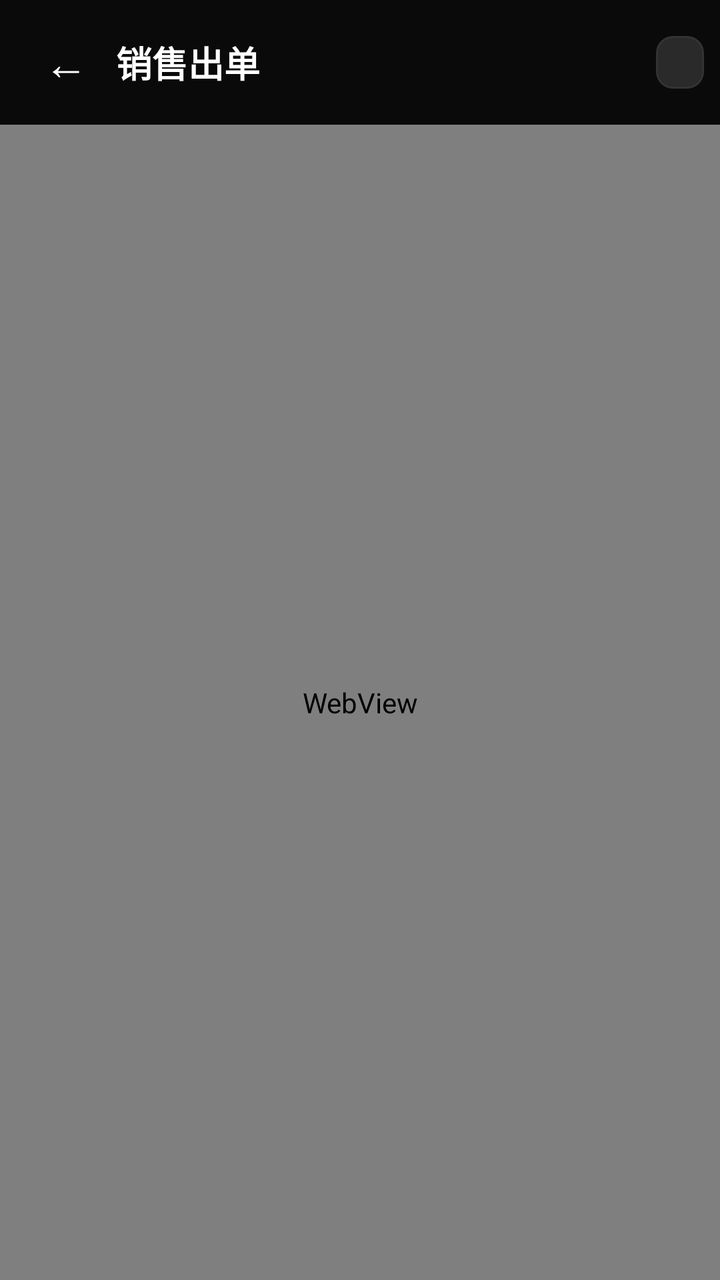
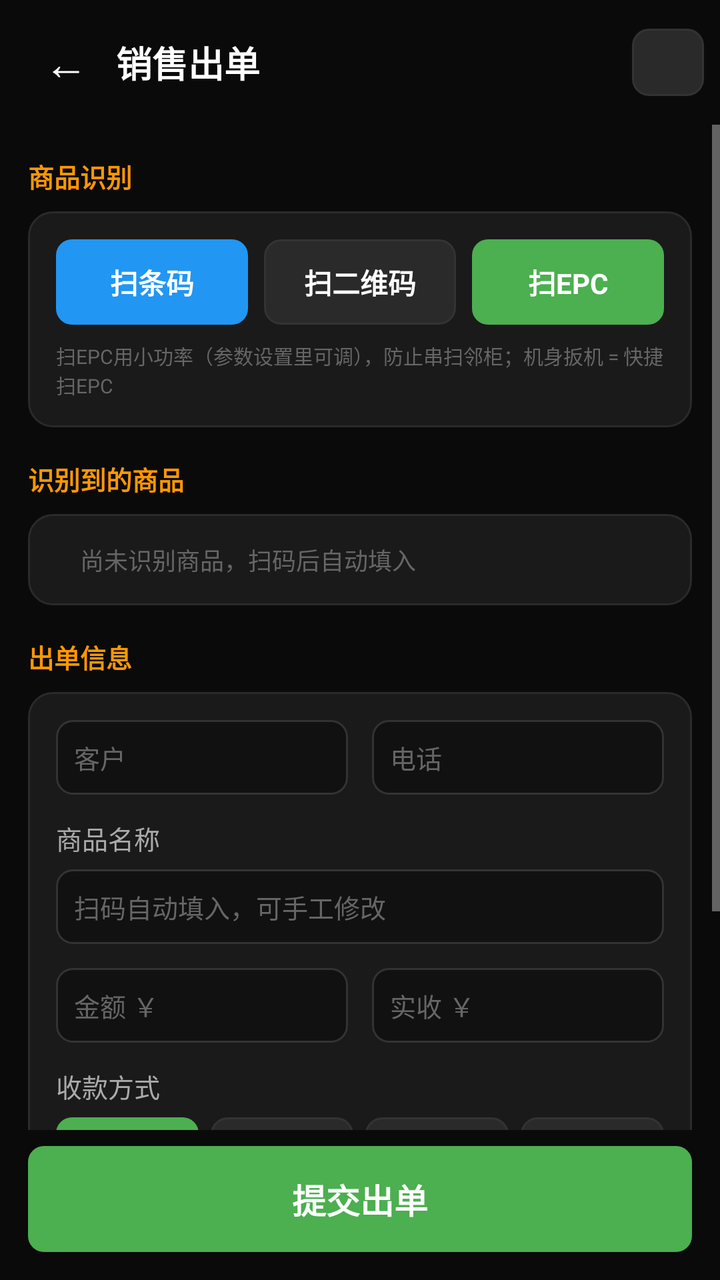

Screens rendered from an Android XML layout before and after an edit, with the pre-edit source and the edit as a unified diff.
<!-- AndroidManifest.xml: application theme Theme.Rfid -->
<!-- res/layout/activity_sale.xml -->
<?xml version="1.0" encoding="utf-8"?>
<LinearLayout xmlns:android="http://schemas.android.com/apk/res/android"
    android:layout_width="match_parent"
    android:layout_height="match_parent"
    android:orientation="vertical"
    android:background="@color/bg"
    android:fitsSystemWindows="true">

    <LinearLayout
        android:layout_width="match_parent"
        android:layout_height="wrap_content"
        android:orientation="horizontal"
        android:gravity="center_vertical"
        android:paddingHorizontal="8dp"
        android:paddingVertical="10dp">

        <TextView
            android:id="@+id/btnSaleBack"
            android:layout_width="wrap_content"
            android:layout_height="wrap_content"
            android:paddingHorizontal="14dp"
            android:paddingVertical="6dp"
            android:text="←"
            android:textColor="@color/text_primary"
            android:textSize="22sp" />

        <TextView
            android:id="@+id/tvWebTitle"
            android:layout_width="0dp"
            android:layout_height="wrap_content"
            android:layout_weight="1"
            android:text="@string/sale_title"
            android:textColor="@color/text_primary"
            android:textSize="18sp"
            android:textStyle="bold" />

        <TextView
            android:id="@+id/tvSalePower"
            android:layout_width="wrap_content"
            android:layout_height="wrap_content"
            android:background="@drawable/bg_btn_dark"
            android:paddingHorizontal="12dp"
            android:paddingVertical="5dp"
            android:textColor="@color/green"
            android:textSize="12sp" />
    </LinearLayout>

    <WebView
        android:id="@+id/webSale"
        android:layout_width="match_parent"
        android:layout_height="0dp"
        android:layout_weight="1" />
</LinearLayout>
<!-- resources referenced by this layout -->
<resources>
  <color name="bg">#0A0A0A</color>
  <color name="card">#1A1A1A</color>
  <!-- unchanged entries left out for length: 8 -->
</resources>

<!-- the commit's change to res/layout/activity_sale.xml (unified diff, before → after) -->
@@ -6,6 +6,7 @@
     android:background="@color/bg"
     android:fitsSystemWindows="true">
 
+    
     <LinearLayout
         android:layout_width="match_parent"
         android:layout_height="wrap_content"
@@ -25,7 +26,6 @@
             android:textSize="22sp" />
 
         <TextView
-            android:id="@+id/tvWebTitle"
             android:layout_width="0dp"
             android:layout_height="wrap_content"
             android:layout_weight="1"
@@ -39,15 +39,319 @@
             android:layout_width="wrap_content"
             android:layout_height="wrap_content"
             android:background="@drawable/bg_btn_dark"
-            android:paddingHorizontal="12dp"
-            android:paddingVertical="5dp"
+            android:paddingHorizontal="18dp"
+            android:paddingVertical="8dp"
             android:textColor="@color/green"
-            android:textSize="12sp" />
+            android:textSize="13sp" />
     </LinearLayout>
 
-    <WebView
-        android:id="@+id/webSale"
+    <ScrollView
         android:layout_width="match_parent"
         android:layout_height="0dp"
-        android:layout_weight="1" />
+        android:layout_weight="1"
+        android:scrollbars="vertical">
+
+        <LinearLayout
+            android:layout_width="match_parent"
+            android:layout_height="wrap_content"
+            android:orientation="vertical"
+            android:paddingHorizontal="14dp"
+            android:paddingBottom="20dp">
+
+            
+            <TextView style="@style/StGroup" android:text="@string/sc_scan_title" />
+            <LinearLayout style="@style/StCard" android:orientation="vertical">
+
+                <LinearLayout
+                    android:layout_width="match_parent"
+                    android:layout_height="wrap_content"
+                    android:orientation="horizontal">
+
+                    <TextView
+                        android:id="@+id/btnScanBarcode"
+                        android:layout_width="0dp"
+                        android:layout_height="wrap_content"
+                        android:layout_marginEnd="4dp"
+                        android:layout_weight="1"
+                        android:background="@drawable/bg_btn_blue"
+                        android:gravity="center"
+                        android:paddingVertical="11dp"
+                        android:text="@string/sc_barcode"
+                        android:textColor="#FFFFFF"
+                        android:textSize="14sp"
+                        android:textStyle="bold" />
+
+                    <TextView
+                        android:id="@+id/btnScanQr"
+                        android:layout_width="0dp"
+                        android:layout_height="wrap_content"
+                        android:layout_marginHorizontal="4dp"
+                        android:layout_weight="1"
+                        android:background="@drawable/bg_btn_dark"
+                        android:gravity="center"
+                        android:paddingVertical="11dp"
+                        android:text="@string/sc_qrcode"
+                        android:textColor="#FFFFFF"
+                        android:textSize="14sp"
+                        android:textStyle="bold" />
+
+                    <TextView
+                        android:id="@+id/btnScanEpc"
+                        android:layout_width="0dp"
+                        android:layout_height="wrap_content"
+                        android:layout_marginStart="4dp"
+                        android:layout_weight="1"
+                        android:background="@drawable/bg_btn_green"
+                        android:gravity="center"
+                        android:paddingVertical="11dp"
+                        android:text="@string/sc_epc"
+                        android:textColor="#FFFFFF"
+                        android:textSize="14sp"
+                        android:textStyle="bold" />
+                </LinearLayout>
+
+                <TextView
+                    android:id="@+id/tvScanHint"
+                    android:layout_width="match_parent"
+                    android:layout_height="wrap_content"
+                    android:layout_marginTop="8dp"
+                    android:gravity="center"
+                    android:text="@string/sc_scanning"
+                    android:textColor="@color/green"
+                    android:textSize="11sp"
+                    android:visibility="gone" />
+
+                <TextView
+                    android:layout_width="match_parent"
+                    android:layout_height="wrap_content"
+                    android:layout_marginTop="8dp"
+                    android:text="@string/sc_scan_hint"
+                    android:textColor="@color/text_hint"
+                    android:textSize="10sp" />
+            </LinearLayout>
+
+            
+            <TextView style="@style/StGroup" android:text="@string/sc_group_item" />
+            <LinearLayout style="@style/StCard">
+
+                <LinearLayout
+                    android:layout_width="match_parent"
+                    android:layout_height="wrap_content"
+                    android:orientation="horizontal"
+                    android:gravity="center_vertical">
+
+                    <ImageView
+                        android:id="@+id/ivProduct"
+                        android:layout_width="64dp"
+                        android:layout_height="64dp"
+                        android:background="@drawable/bg_input"
+                        android:scaleType="centerCrop"
+                        android:visibility="gone" />
+
+                    <LinearLayout
+                        android:layout_width="0dp"
+                        android:layout_height="wrap_content"
+                        android:layout_marginStart="12dp"
+                        android:layout_weight="1"
+                        android:orientation="vertical">
+
+                        <TextView
+                            android:id="@+id/tvProdEmpty"
+                            android:layout_width="wrap_content"
+                            android:layout_height="wrap_content"
+                            android:text="@string/sc_prod_empty"
+                            android:textColor="@color/text_hint"
+                            android:textSize="12sp" />
+
+                        <TextView
+                            android:id="@+id/tvProdCode"
+                            android:layout_width="wrap_content"
+                            android:layout_height="wrap_content"
+                            android:fontFamily="monospace"
+                            android:textColor="@color/text_hint"
+                            android:textSize="11sp"
+                            android:visibility="gone" />
+
+                        <TextView
+                            android:id="@+id/tvProdName"
+                            android:layout_width="wrap_content"
+                            android:layout_height="wrap_content"
+                            android:layout_marginTop="2dp"
+                            android:ellipsize="end"
+                            android:singleLine="true"
+                            android:textColor="@color/text_primary"
+                            android:textSize="15sp"
+                            android:textStyle="bold"
+                            android:visibility="gone" />
+
+                        <TextView
+                            android:id="@+id/tvProdPrice"
+                            android:layout_width="wrap_content"
+                            android:layout_height="wrap_content"
+                            android:layout_marginTop="2dp"
+                            android:textColor="@color/green"
+                            android:textSize="16sp"
+                            android:textStyle="bold"
+                            android:visibility="gone" />
+                    </LinearLayout>
+                </LinearLayout>
+            </LinearLayout>
+
+            
+            <TextView style="@style/StGroup" android:text="@string/sc_group_bill" />
+            <LinearLayout style="@style/StCard" android:orientation="vertical">
+
+                <LinearLayout
+                    android:layout_width="match_parent"
+                    android:layout_height="wrap_content"
+                    android:orientation="horizontal">
+
+                    <EditText
+                        android:id="@+id/etCustomer"
+                        style="@style/StInput"
+                        android:layout_width="0dp"
+                        android:layout_marginEnd="6dp"
+                        android:layout_weight="1"
+                        android:hint="@string/sc_customer"
+                        android:imeOptions="actionNext"
+                        android:singleLine="true" />
+
+                    <EditText
+                        android:id="@+id/etPhone"
+                        style="@style/StInput"
+                        android:layout_width="0dp"
+                        android:layout_marginStart="6dp"
+                        android:layout_weight="1"
+                        android:hint="@string/sc_phone"
+                        android:inputType="phone"
+                        android:singleLine="true" />
+                </LinearLayout>
+
+                <TextView
+                    style="@style/StLabel"
+                    android:layout_marginTop="12dp"
+                    android:text="@string/sc_product" />
+                <EditText
+                    android:id="@+id/etProduct"
+                    style="@style/StInput"
+                    android:hint="@string/sc_product_hint"
+                    android:singleLine="true" />
+
+                <LinearLayout
+                    android:layout_width="match_parent"
+                    android:layout_height="wrap_content"
+                    android:layout_marginTop="12dp"
+                    android:orientation="horizontal">
+
+                    <EditText
+                        android:id="@+id/etAmount"
+                        style="@style/StInput"
+                        android:layout_width="0dp"
+                        android:layout_marginEnd="6dp"
+                        android:layout_weight="1"
+                        android:hint="@string/sc_amount"
+                        android:inputType="numberDecimal"
+                        android:singleLine="true" />
+
+                    <EditText
+                        android:id="@+id/etPaid"
+                        style="@style/StInput"
+                        android:layout_width="0dp"
+                        android:layout_marginStart="6dp"
+                        android:layout_weight="1"
+                        android:hint="@string/sc_paid"
+                        android:inputType="numberDecimal"
+                        android:singleLine="true" />
+                </LinearLayout>
+
+                <TextView
+                    style="@style/StLabel"
+                    android:layout_marginTop="12dp"
+                    android:text="@string/sc_pay" />
+                <LinearLayout
+                    android:layout_width="match_parent"
+                    android:layout_height="wrap_content"
+                    android:orientation="horizontal">
+
+                    <TextView
+                        android:id="@+id/chipCash"
+                        android:layout_width="0dp"
+                        android:layout_height="wrap_content"
+                        android:layout_marginEnd="3dp"
+                        android:layout_weight="1"
+                        android:background="@drawable/bg_btn_green"
+                        android:gravity="center"
+                        android:paddingVertical="9dp"
+                        android:text="@string/pay_cash"
+                        android:textColor="#FFFFFF"
+                        android:textSize="13sp" />
+
+                    <TextView
+                        android:id="@+id/chipWechat"
+                        android:layout_width="0dp"
+                        android:layout_height="wrap_content"
+                        android:layout_marginHorizontal="3dp"
+                        android:layout_weight="1"
+                        android:background="@drawable/bg_btn_dark"
+                        android:gravity="center"
+                        android:paddingVertical="9dp"
+                        android:text="@string/pay_wechat"
+                        android:textColor="@color/text_secondary"
+                        android:textSize="13sp" />
+
+                    <TextView
+                        android:id="@+id/chipCard"
+                        android:layout_width="0dp"
+                        android:layout_height="wrap_content"
+                        android:layout_marginHorizontal="3dp"
+                        android:layout_weight="1"
+                        android:background="@drawable/bg_btn_dark"
+                        android:gravity="center"
+                        android:paddingVertical="9dp"
+                        android:text="@string/pay_card"
+                        android:textColor="@color/text_secondary"
+                        android:textSize="13sp" />
+
+                    <TextView
+                        android:id="@+id/chipTransfer"
+                        android:layout_width="0dp"
+                        android:layout_height="wrap_content"
+                        android:layout_marginStart="3dp"
+                        android:layout_weight="1"
+                        android:background="@drawable/bg_btn_dark"
+                        android:gravity="center"
+                        android:paddingVertical="9dp"
+                        android:text="@string/pay_transfer"
+                        android:textColor="@color/text_secondary"
+                        android:textSize="13sp" />
+                </LinearLayout>
+
+                <TextView
+                    style="@style/StLabel"
+                    android:layout_marginTop="12dp"
+                    android:text="@string/sc_date" />
+                <EditText
+                    android:id="@+id/etDate"
+                    style="@style/StInput"
+                    android:hint="@string/sc_date"
+                    android:inputType="date"
+                    android:singleLine="true" />
+            </LinearLayout>
+        </LinearLayout>
+    </ScrollView>
+
+    <TextView
+        android:id="@+id/btnSubmit"
+        android:layout_width="match_parent"
+        android:layout_height="wrap_content"
+        android:layout_marginHorizontal="14dp"
+        android:layout_marginTop="8dp"
+        android:layout_marginBottom="14dp"
+        android:background="@drawable/bg_btn_green"
+        android:gravity="center"
+        android:paddingVertical="14dp"
+        android:text="@string/sc_submit"
+        android:textColor="#FFFFFF"
+        android:textSize="17sp"
+        android:textStyle="bold" />
 </LinearLayout>
<!-- resource entries referenced after the edit -->
@@ -1,7 +1,92 @@
 <!-- resources referenced by this layout -->
 <resources>
   <color name="bg">#0A0A0A</color>
+  <color name="text_hint">#666666</color>
+  <color name="text_secondary">#AAAAAA</color>
+  <!-- drawable bg_btn_blue (drawable) -->
+  <?xml version="1.0" encoding="utf-8"?>
+  <shape xmlns:android="http://schemas.android.com/apk/res/android" android:shape="rectangle">
+      <solid android:color="@color/blue" />
+      <corners android:radius="8dp" />
+  </shape>
+  <!-- drawable bg_btn_green (drawable) -->
+  <?xml version="1.0" encoding="utf-8"?>
+  <shape xmlns:android="http://schemas.android.com/apk/res/android" android:shape="rectangle">
+      <solid android:color="@color/green" />
+      <corners android:radius="8dp" />
+  </shape>
+  <!-- drawable bg_input (drawable) -->
+  <?xml version="1.0" encoding="utf-8"?>
+  <shape xmlns:android="http://schemas.android.com/apk/res/android" android:shape="rectangle">
+      <solid android:color="@color/input_bg" />
+      <corners android:radius="8dp" />
+      <stroke android:width="1dp" android:color="@color/input_stroke" />
+  </shape>
+  <string name="pay_card">刷卡</string>
+  <string name="pay_cash">现金</string>
+  <string name="pay_transfer">转账</string>
+  <string name="pay_wechat">微信</string>
+  <string name="sc_amount">金额 ￥</string>
+  <string name="sc_barcode">扫条码</string>
+  <string name="sc_customer">客户</string>
+  <string name="sc_date">日期</string>
+  <string name="sc_epc">扫EPC</string>
+  <string name="sc_group_bill">出单信息</string>
+  <string name="sc_group_item">识别到的商品</string>
+  <string name="sc_paid">实收 ￥</string>
+  <string name="sc_pay">收款方式</string>
+  <string name="sc_phone">电话</string>
+  <string name="sc_prod_empty">尚未识别商品，扫码后自动填入</string>
+  <string name="sc_product">商品名称</string>
+  <string name="sc_product_hint">扫码自动填入，可手工修改</string>
+  <string name="sc_qrcode">扫二维码</string>
+  <string name="sc_scan_hint">扫EPC用小功率（参数设置里可调），防止串扫邻柜；机身扳机 = 快捷扫EPC</string>
+  <string name="sc_scan_title">商品识别</string>
+  <string name="sc_scanning">EPC 识别中……再按扳机停止</string>
+  <string name="sc_submit">提交出单</string>
+  <style name="StCard">
+          <item name="android:layout_width">match_parent</item>
+          <item name="android:layout_height">wrap_content</item>
+          <item name="android:background">@drawable/bg_card</item>
+          <item name="android:padding">14dp</item>
+      </style>
+  <style name="StGroup">
+          <item name="android:layout_width">wrap_content</item>
+          <item name="android:layout_height">wrap_content</item>
+          <item name="android:layout_marginTop">16dp</item>
+          <item name="android:layout_marginBottom">8dp</item>
+          <item name="android:textColor">@color/orange</item>
+          <item name="android:textSize">13sp</item>
+          <item name="android:textStyle">bold</item>
+      </style>
+  <style name="StInput">
+          <item name="android:layout_width">match_parent</item>
+          <item name="android:layout_height">wrap_content</item>
+          <item name="android:background">@drawable/bg_input</item>
+          <item name="android:textColor">#DDDDDD</item>
+          <item name="android:textColorHint">@color/text_hint</item>
+          <item name="android:textSize">13sp</item>
+          <item name="android:padding">9dp</item>
+      </style>
+  <style name="StLabel">
+          <item name="android:layout_width">wrap_content</item>
+          <item name="android:layout_height">wrap_content</item>
+          <item name="android:textColor">@color/text_secondary</item>
+          <item name="android:textSize">13sp</item>
+          <item name="android:layout_marginBottom">6dp</item>
+      </style>
+  <color name="blue">#2196F3</color>
+  <color name="input_bg">#111111</color>
+  <!-- drawable bg_card (drawable) -->
+  <?xml version="1.0" encoding="utf-8"?>
+  <shape xmlns:android="http://schemas.android.com/apk/res/android" android:shape="rectangle">
+      <solid android:color="@color/card" />
+      <corners android:radius="12dp" />
+      <stroke android:width="1dp" android:color="@color/stroke" />
+  </shape>
+  <color name="orange">#FF9800</color>
   <color name="card">#1A1A1A</color>
+  <color name="stroke">#2A2A2A</color>
   <!-- unchanged entries left out for length: 8 -->
 </resources>
 
